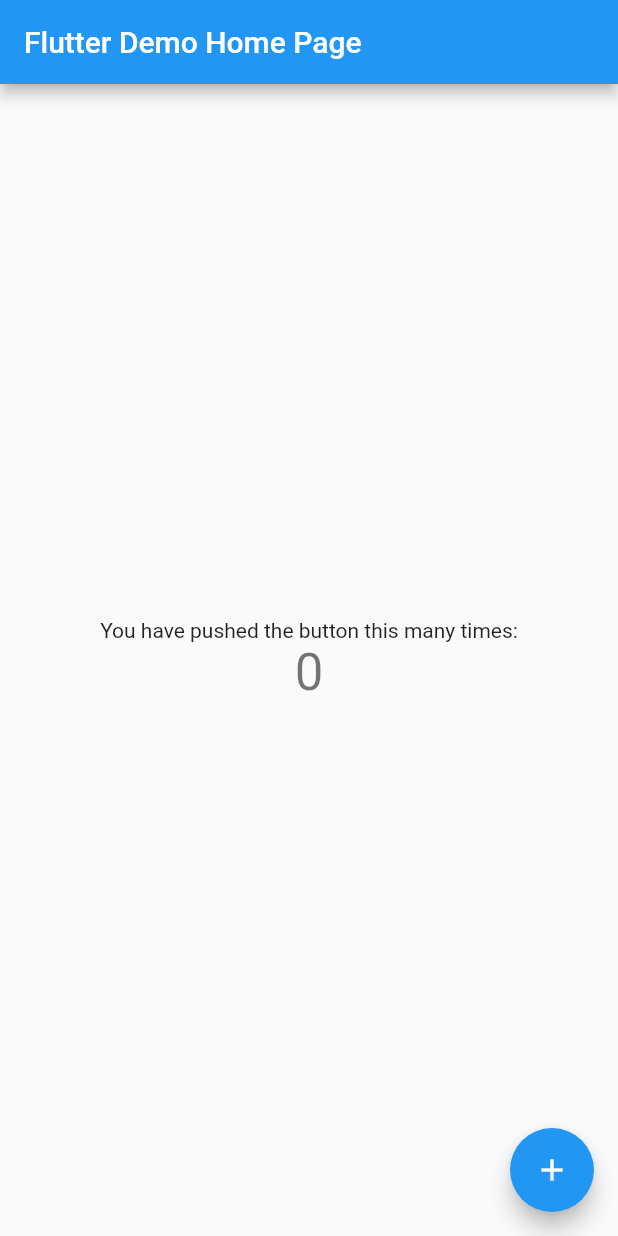
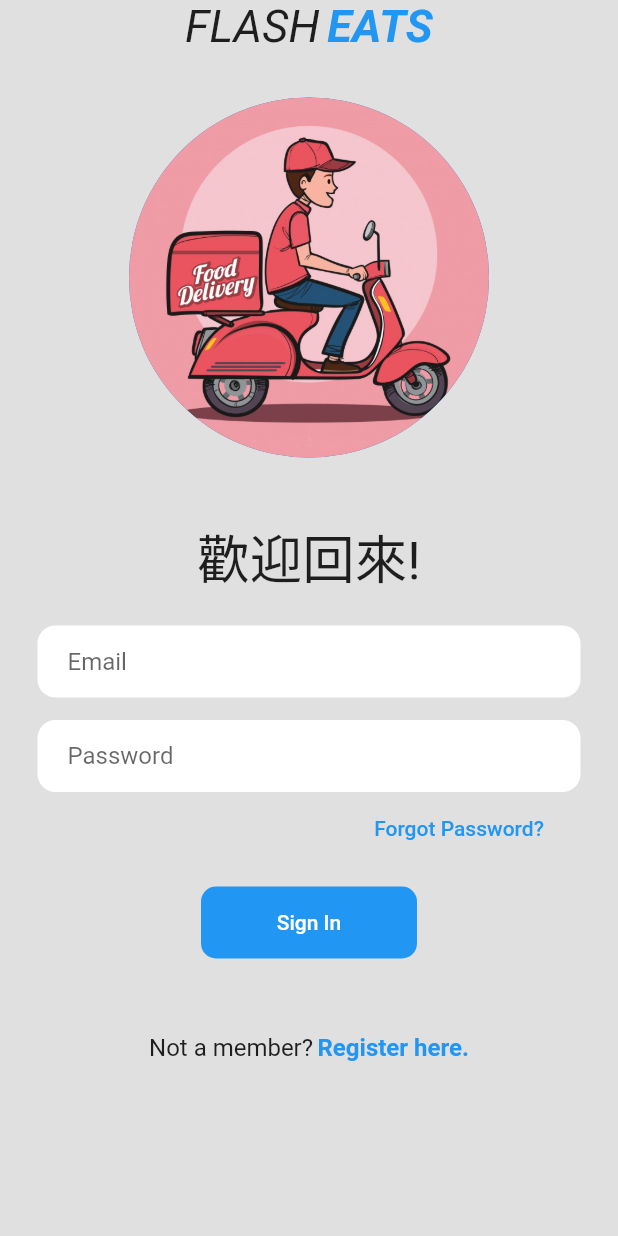
Before and after one commit to kevint259/kuai_eats_app, a Flutter app: the screen it shows after launch, on a phone screen of 412 x 824 dp. Run offline on Flutter 3.47's test engine with Material 2 defaults, Android fonts, the light colour scheme and no system bars; our stand-ins replace firebase_auth, firebase_core, google_fonts; accounts and stored records are empty; Roboto replaces fonts that are missing (Boogaloo).

Commit message:
Finished UI for login page

```diff
--- /dev/null
+++ b/lib/constants/routes.dart
@@ -0,0 +1 @@
+const loginRoute = '/login_view/';
--- a/lib/main.dart
+++ b/lib/main.dart
@@ -1,115 +1,50 @@
+
+import 'package:firebase_auth/firebase_auth.dart';
+import 'package:firebase_core/firebase_core.dart';
 import 'package:flutter/material.dart';
+import 'package:foodapp/constants/routes.dart';
+import 'package:foodapp/views/login_view.dart';
+import 'firebase_options.dart';
 
 void main() {
-  runApp(const MyApp());
+  WidgetsFlutterBinding.ensureInitialized;
+  runApp(
+    MaterialApp(
+      title: "Yummy Eats App",
+      theme: ThemeData(
+        primarySwatch: Colors.blue,
+      ),
+      home: const HomePage(),
+      routes: {
+        loginRoute: (context) => const LoginView(),
+      },
+    )
+  );
 }
 
-class MyApp extends StatelessWidget {
-  const MyApp({Key? key}) : super(key: key);
+class HomePage extends StatelessWidget {
+  const HomePage({ Key? key }) : super(key: key);
 
-  // This widget is the root of your application.
   @override
   Widget build(BuildContext context) {
-    return MaterialApp(
-      title: 'Flutter Demo',
-      theme: ThemeData(
-        // This is the theme of your application.
-        //
-        // Try running your application with "flutter run". You'll see the
-        // application has a blue toolbar. Then, without quitting the app, try
-        // changing the primarySwatch below to Colors.green and then invoke
-        // "hot reload" (press "r" in the console where you ran "flutter run",
-        // or simply save your changes to "hot reload" in a Flutter IDE).
-        // Notice that the counter didn't reset back to zero; the application
-        // is not restarted.
-        primarySwatch: Colors.blue,
+    return FutureBuilder(
+      future: Firebase.initializeApp(
+        options: DefaultFirebaseOptions.currentPlatform,
       ),
-      home: const MyHomePage(title: 'Flutter Demo Home Page'),
+      builder: (context, snapshot) {
+        switch (snapshot.connectionState) {
+          case ConnectionState.done:
+            final user = FirebaseAuth.instance.currentUser;
+            if (user != null) {
+              return const LoginView();
+            } else {
+              return const LoginView();
+            }
+          default:
+            return const CircularProgressIndicator();
+        }
+      },
+
     );
   }
 }
-
-class MyHomePage extends StatefulWidget {
-  const MyHomePage({Key? key, required this.title}) : super(key: key);
-
-  // This widget is the home page of your application. It is stateful, meaning
-  // that it has a State object (defined below) that contains fields that affect
-  // how it looks.
-
-  // This class is the configuration for the state. It holds the values (in this
-  // case the title) provided by the parent (in this case the App widget) and
-  // used by the build method of the State. Fields in a Widget subclass are
-  // always marked "final".
-
-  final String title;
-
-  @override
-  State<MyHomePage> createState() => _MyHomePageState();
-}
-
-class _MyHomePageState extends State<MyHomePage> {
-  int _counter = 0;
-
-  void _incrementCounter() {
-    setState(() {
-      // This call to setState tells the Flutter framework that something has
-      // changed in this State, which causes it to rerun the build method below
-      // so that the display can reflect the updated values. If we changed
-      // _counter without calling setState(), then the build method would not be
-      // called again, and so nothing would appear to happen.
-      _counter++;
-    });
-  }
-
-  @override
-  Widget build(BuildContext context) {
-    // This method is rerun every time setState is called, for instance as done
-    // by the _incrementCounter method above.
-    //
-    // The Flutter framework has been optimized to make rerunning build methods
-    // fast, so that you can just rebuild anything that needs updating rather
-    // than having to individually change instances of widgets.
-    return Scaffold(
-      appBar: AppBar(
-        // Here we take the value from the MyHomePage object that was created by
-        // the App.build method, and use it to set our appbar title.
-        title: Text(widget.title),
-      ),
-      body: Center(
-        // Center is a layout widget. It takes a single child and positions it
-        // in the middle of the parent.
-        child: Column(
-          // Column is also a layout widget. It takes a list of children and
-          // arranges them vertically. By default, it sizes itself to fit its
-          // children horizontally, and tries to be as tall as its parent.
-          //
-          // Invoke "debug painting" (press "p" in the console, choose the
-          // "Toggle Debug Paint" action from the Flutter Inspector in Android
-          // Studio, or the "Toggle Debug Paint" command in Visual Studio Code)
-          // to see the wireframe for each widget.
-          //
-          // Column has various properties to control how it sizes itself and
-          // how it positions its children. Here we use mainAxisAlignment to
-          // center the children vertically; the main axis here is the vertical
-          // axis because Columns are vertical (the cross axis would be
-          // horizontal).
-          mainAxisAlignment: MainAxisAlignment.center,
-          children: <Widget>[
-            const Text(
-              'You have pushed the button this many times:',
-            ),
-            Text(
-              '$_counter',
-              style: Theme.of(context).textTheme.headline4,
-            ),
-          ],
-        ),
-      ),
-      floatingActionButton: FloatingActionButton(
-        onPressed: _incrementCounter,
-        tooltip: 'Increment',
-        child: const Icon(Icons.add),
-      ), // This trailing comma makes auto-formatting nicer for build methods.
-    );
-  }
-}
--- /dev/null
+++ b/lib/views/login_view.dart
@@ -0,0 +1,195 @@
+import 'package:flutter/material.dart';
+import 'package:google_fonts/google_fonts.dart';
+
+class LoginView extends StatefulWidget {
+  const LoginView({Key? key}) : super(key: key);
+
+  @override
+  State<LoginView> createState() => _LoginViewState();
+}
+
+class _LoginViewState extends State<LoginView> {
+  late final TextEditingController _email;
+  late final TextEditingController _password;
+
+  @override
+  void initState() {
+    _email = TextEditingController();
+    _password = TextEditingController();
+    super.initState();
+  }
+
+  @override
+  void dispose() {
+    _email.dispose();
+    _password.dispose();
+    super.dispose();
+  }
+
+  @override
+  Widget build(BuildContext context) {
+    return Scaffold(
+        backgroundColor: Colors.grey[300],
+        body: SafeArea(
+          child: Column(
+            children: [
+              // yummy delivery title
+              Row(
+                mainAxisAlignment: MainAxisAlignment.center,
+                children: [
+                  Text(
+                    "FLASH",
+                    style: GoogleFonts.boogaloo(
+                      fontSize: 30,
+                      fontStyle: FontStyle.italic,
+                    ),
+                  ),
+                  const SizedBox(width: 5),
+                  Text(
+                    "EATS",
+                    style: GoogleFonts.boogaloo(
+                      fontSize: 30,
+                      fontStyle: FontStyle.italic,
+                      fontWeight: FontWeight.bold,
+                      color: Colors.blue,
+                    ),
+                  ),
+                ],
+              ),
+
+              // Padding
+              const SizedBox(
+                height: 30.0,
+              ),
+
+              // picture
+              const CircleAvatar(
+                backgroundImage: AssetImage('assets/images/delivery.jpg'),
+                radius: 120,
+              ),
+              const SizedBox(height: 40),
+
+              // Welcome back! 歡迎回來
+              const Text("歡迎回來!",
+                  style: TextStyle(
+                    fontSize: 35,
+                    fontWeight: FontWeight.w400,
+                  )),
+
+              // Padding
+              const SizedBox(
+                height: 20,
+              ),
+
+              // email
+              Padding(
+                padding: const EdgeInsets.symmetric(horizontal: 25.0),
+                child: Container(
+                  decoration: BoxDecoration(
+                    color: Colors.white,
+                    borderRadius: BorderRadius.circular(12),
+                  ),
+                  child: TextField(
+                    controller: _email,
+                    obscureText: false,
+                    decoration: const InputDecoration(
+                      border: InputBorder.none,
+                      hintText: "Email",
+                      contentPadding: EdgeInsets.only(left: 20.0),
+                    ),
+                    enableSuggestions: false,
+                    autocorrect: false,
+                  ),
+                ),
+              ),
+
+              // Padding
+              const SizedBox(
+                height: 15,
+              ),
+
+              // password
+              Padding(
+                padding: const EdgeInsets.symmetric(horizontal: 25.0),
+                child: Container(
+                  decoration: BoxDecoration(
+                    color: Colors.white,
+                    borderRadius: BorderRadius.circular(12),
+                  ),
+                  child: TextField(
+                    controller: _password,
+                    obscureText: true,
+                    decoration: const InputDecoration(
+                      border: InputBorder.none,
+                      hintText: "Password",
+                      contentPadding: EdgeInsets.only(left: 20.0),
+                    ),
+                    enableSuggestions: false,
+                    autocorrect: false,
+                  ),
+                ),
+              ),
+
+              //Forgot Password?
+              Padding(
+                padding: const EdgeInsets.only(left: 200),
+                child: TextButton(
+                  onPressed: () {},
+                  child: const Text(
+                    "Forgot Password?",
+                  ),
+                ),
+              ),
+
+              // Padding
+              const SizedBox(
+                height: 15,
+              ),
+
+              //sign in button
+              Container(
+                padding: const EdgeInsets.symmetric(horizontal: 40),
+                decoration: BoxDecoration(
+                  color: Colors.blue,
+                  borderRadius: BorderRadius.circular(10.0),
+                ),
+                child: TextButton(
+                  onPressed: () {},
+                  child: const Text(
+                    "Sign In",
+                    style: TextStyle(
+                      color: Colors.white,
+                    ),
+                  ),
+                ),
+              ),
+
+              const SizedBox(
+                height: 50,
+              ),
+
+              //Not a member? Register here!
+              Row(
+                mainAxisAlignment: MainAxisAlignment.center,
+                children: const [
+                  Text(
+                    "Not a member?",
+                    style: TextStyle(fontSize: 16),
+                  ),
+                  SizedBox(
+                    width: 3,
+                  ),
+                  Text(
+                    "Register here.",
+                    style: TextStyle(
+                        color: Colors.blue,
+                        fontSize: 16,
+                        fontWeight: FontWeight.bold),
+                  )
+                ],
+              )
+            ],
+          ),
+        ));
+  }
+}
```
Also changed, not shown: pubspec.yaml (+7 -3 lines), assets/images/delivery.jpg (added), lib/firebase_options.dart (added), pubspec.lock, 11 other files.
